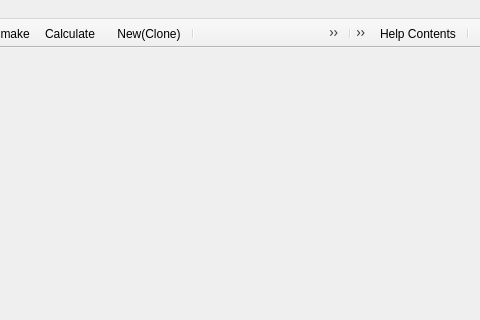
Old version of the form GUI/Dialogs4/GemsMainWindow4.ui in the repository gemshub/GEMSGUI; both pictures show x 641 to 1121 and y 0 to 320 of the 1121 by 759 pixel window.
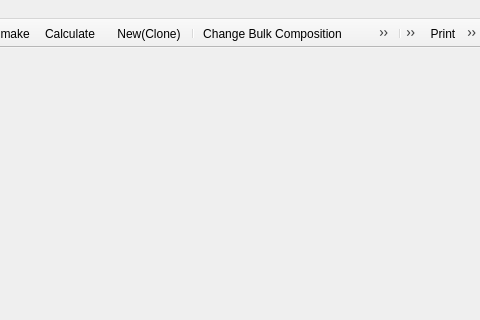
New version of the form. Icons and pictures are not drawn.

The edit to the form file:
```diff
--- a/GUI/Dialogs4/GemsMainWindow4.ui
+++ b/GUI/Dialogs4/GemsMainWindow4.ui
@@ -304,7 +304,6 @@
    </attribute>
    <addaction name="separator"/>
    <addaction name="action_Plot"/>
-   <addaction name="action_Print"/>
   </widget>
   <widget class="QToolBar" name="toolBar_6">
    <property name="windowTitle">
@@ -322,6 +321,7 @@
    <attribute name="toolBarBreak">
     <bool>false</bool>
    </attribute>
+   <addaction name="action_Print"/>
    <addaction name="action_Help_2"/>
    <addaction name="separator"/>
   </widget>
```
Left out of the diff: 6 changed lines with no effect on the pictures.
